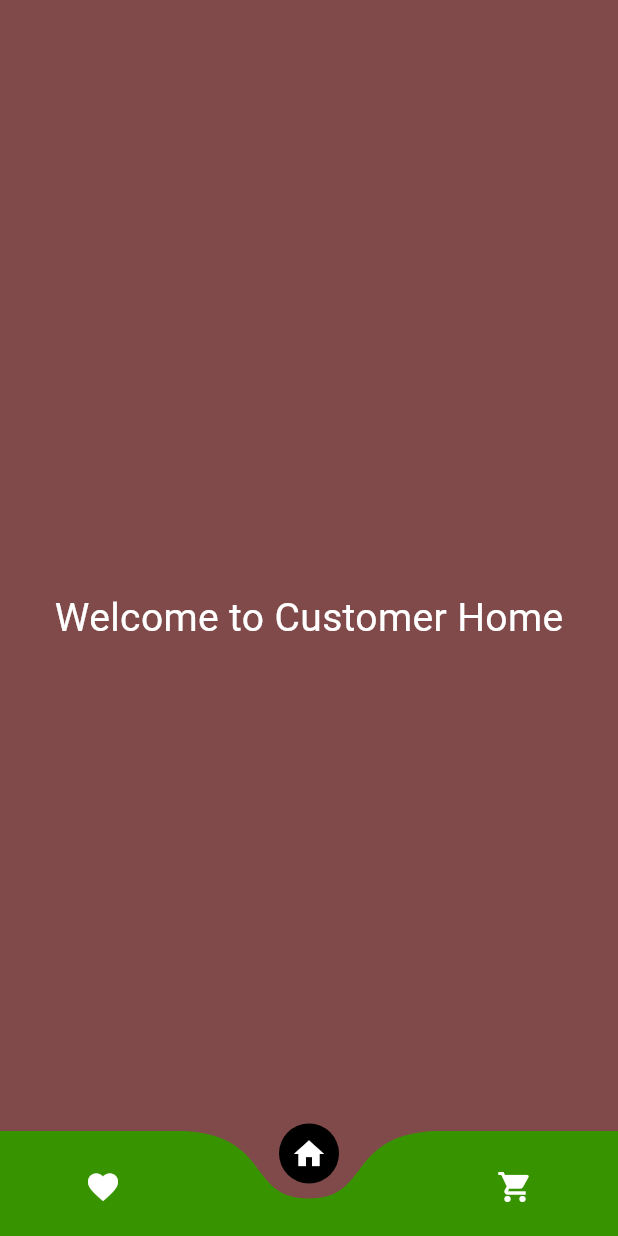
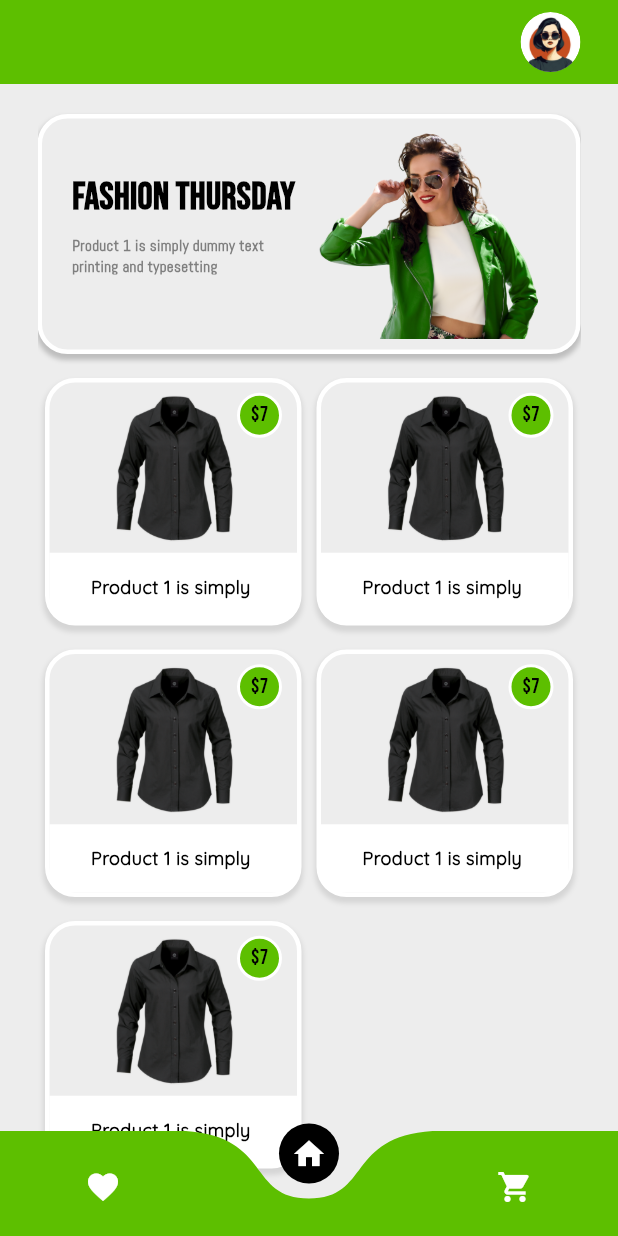
Before and after one commit to soiz11/smart-fiton, a Flutter app: the screen it shows after launch, on a phone screen of 412 x 824 dp. Run offline on Flutter 3.47's test engine with Material 3 defaults, Android fonts, the phone set to English and light mode, and no system bars; drawn by our look-alikes of curved_navigation_bar; our stand-ins replace cloud_firestore, firebase_auth, firebase_core, flutter_styled_toast, fluttertoast, hexcolor; accounts and stored records are empty.

Commit message:
customer home ui 90% over

```diff
--- a/lib/cus_bottomnavbar.dart
+++ b/lib/cus_bottomnavbar.dart
@@ -3,9 +3,11 @@
 import 'package:curved_navigation_bar/curved_navigation_bar.dart';
 import 'package:flutter/material.dart';
 import 'package:hexcolor/hexcolor.dart';
+import 'package:smart_fit_on/assets/colors/colors.dart';
 import 'package:smart_fit_on/views/cus_screens/cus_cart.dart';
 import 'package:smart_fit_on/views/cus_screens/cus_favorite.dart';
 import 'package:smart_fit_on/views/cus_screens/cus_home.dart';
+import 'package:smart_fit_on/controllers/form_validators.dart';
 
 //Color softGreen = HexColor("#379300");
 
@@ -31,7 +33,7 @@ class _CusBottomNavBarState extends State<CusBottomNavBar> {
         index: index,
         backgroundColor: Colors.transparent,
         buttonBackgroundColor: Colors.black,
-        color: HexColor("#379300"),
+        color: HexColor("#5DBF00"),
         items: const [
           Icon(Icons.favorite, color: Colors.white),
           Icon(Icons.home, color: Colors.white),
--- /dev/null
+++ b/lib/views/components/banner.dart
@@ -0,0 +1,105 @@
+import 'package:flutter/material.dart';
+import 'package:smart_fit_on/assets/colors/colors.dart';
+
+class CusBanner extends StatelessWidget {
+  const CusBanner({super.key});
+
+  @override
+  Widget build(BuildContext context) {
+    return Container(
+      margin: EdgeInsets.only(top: 20.0, bottom: 8.0),
+      padding: EdgeInsets.symmetric(vertical: 0, horizontal: 20),
+      height: 160,
+      decoration: BoxDecoration(
+        color: AppColors.bodyGrey,
+        border: Border.all(color: Colors.white, width: 3),
+        borderRadius: BorderRadius.circular(20),
+        boxShadow: [
+          BoxShadow(
+            color: Colors.grey.withOpacity(0.6),
+            spreadRadius: 1,
+            blurRadius: 2,
+            offset: const Offset(0, 3), // changes position of shadow
+          ),
+        ],
+      ),
+      child: Row(
+        children: [
+          Expanded(
+            flex: 2,
+            child: Container(
+              decoration: const BoxDecoration(
+                  //color: Colors.green,
+                  ),
+              child: Column(
+                children: [
+                  Expanded(
+                    flex: 1,
+                    child: Container(
+                      decoration: const BoxDecoration(
+                          // color: Color.fromARGB(255, 243, 114, 33),
+                          ),
+                      padding: EdgeInsets.only(top: 30.0),
+                      child: const Align(
+                        alignment: Alignment.centerLeft,
+                        child: // Adjust padding as needed
+                            Text(
+                          'FASHION THURSDAY',
+                          style: TextStyle(
+                            color: Colors.black,
+                            fontSize: 25,
+                            fontFamily: "main",
+                            fontWeight: FontWeight.bold,
+                          ),
+                        ),
+                      ),
+                    ),
+                  ),
+                  Expanded(
+                    flex: 1,
+                    child: Container(
+                      decoration: const BoxDecoration(
+                          // color: Color.fromARGB(255, 33, 243, 89),
+                          ),
+                      padding: EdgeInsets.only(bottom: 50.0),
+                      child: const Align(
+                        alignment: Alignment.centerLeft,
+                        child: // Adjust padding as needed
+                            Text(
+                          'Product 1 is simply dummy text  printing and typesetting ',
+                          style: TextStyle(
+                            color: AppColors.textGrey,
+                            fontSize: 10,
+                            fontFamily: "secondary",
+                            fontWeight: FontWeight.bold,
+                          ),
+                        ),
+                      ),
+                    ),
+                  ),
+                ],
+              ),
+            ),
+          ),
+          Expanded(
+            flex: 2,
+            child: Container(
+              decoration: BoxDecoration(
+                //color: Colors.blue,
+                borderRadius: BorderRadius.circular(20),
+              ),
+              child: Image.asset(
+                "lib/assets/images/poster_girl.png", // Replace with the actual asset path of your image
+                fit: BoxFit.fitHeight,
+                height: 140,
+                alignment: Alignment.bottomRight,
+
+                // Adjust the fit as needed
+              ),
+            ),
+          ),
+        ],
+      ),
+    );
+  }
+}
--- /dev/null
+++ b/lib/views/components/single_tile.dart
@@ -0,0 +1,113 @@
+import 'package:flutter/material.dart';
+import 'package:smart_fit_on/assets/colors/colors.dart';
+
+class SingleTile extends StatelessWidget {
+  const SingleTile({super.key});
+
+  @override
+  Widget build(BuildContext context) {
+    return Container(
+      margin: EdgeInsets.symmetric(vertical: 8.0, horizontal: 5),
+      padding: EdgeInsets.symmetric(vertical: 0, horizontal: 0),
+      height: 180,
+      decoration: BoxDecoration(
+        color: AppColors.bodyGrey,
+        border: Border.all(color: Colors.white, width: 3),
+        borderRadius: BorderRadius.circular(20),
+        boxShadow: [
+          BoxShadow(
+            color: Colors.grey.withOpacity(0.3),
+            spreadRadius: 1,
+            blurRadius: 2,
+            offset: const Offset(0, 3), // changes position of shadow
+          ),
+        ],
+      ),
+      child: Column(
+        children: [
+          Expanded(
+            flex: 5,
+            child: Container(
+              decoration: const BoxDecoration(
+                  // Your outer container decoration goes here
+                  ),
+              padding: EdgeInsets.symmetric(vertical: 3.0),
+              child: Align(
+                alignment: Alignment.center,
+                child: Row(
+                  children: [
+                    Expanded(
+                      flex: 7,
+                      child: Align(
+                        alignment: const Alignment(1.3, 0),
+                        child: Image.asset(
+                          "lib/assets/images/shirt.png",
+                          fit: BoxFit.fitHeight,
+                          height: 100,
+                        ),
+                      ),
+                    ),
+                    Expanded(
+                      flex: 2,
+                      child: Align(
+                        alignment: const Alignment(-2.0, -0.9),
+                        child: Container(
+                          width: 30,
+                          height: 30,
+                          decoration: BoxDecoration(
+                            borderRadius: BorderRadius.circular(15),
+                            color: AppColors.mainGreen,
+                            border: Border.all(
+                              color: Colors.white,
+                              width: 2.0,
+                            ),
+                          ),
+                          child: const Center(
+                            child: Text(
+                              '\$7',
+                              style: TextStyle(
+                                color: Colors.black,
+                                fontSize: 14,
+                                fontFamily: "main",
+                              ),
+                            ),
+                          ),
+                        ),
+                      ),
+                    ),
+                  ],
+                ),
+              ),
+            ),
+          ),
+          Expanded(
+            flex: 2,
+            child: Container(
+              width: double.infinity,
+              decoration: const BoxDecoration(
+                color: Colors.white,
+                borderRadius: BorderRadius.only(
+                  bottomLeft: Radius.circular(10),
+                  bottomRight: Radius.circular(10),
+                ),
+              ),
+              padding: EdgeInsets.symmetric(horizontal: 15.0),
+              child: Align(
+                alignment: Alignment.center,
+                child: Text(
+                  'Product 1 is simply ',
+                  style: TextStyle(
+                    color: Colors.black,
+                    fontSize: 12,
+                    fontFamily: "terinary",
+                    fontWeight: FontWeight.bold,
+                  ),
+                ),
+              ),
+            ),
+          ),
+        ],
+      ),
+    );
+  }
+}
--- a/lib/views/cus_screens/cus_home.dart
+++ b/lib/views/cus_screens/cus_home.dart
@@ -1,4 +1,9 @@
 import 'package:flutter/material.dart';
+import 'package:smart_fit_on/assets/colors/colors.dart';
+import 'package:smart_fit_on/views/components/custom_text_feild.dart';
+import 'package:smart_fit_on/views/components/banner.dart';
+import 'package:smart_fit_on/views/components/single_tile.dart';
+import 'package:smart_fit_on/views/components/single_tile.dart';
 
 class CusHome extends StatefulWidget {
   const CusHome({super.key});
@@ -7,17 +12,88 @@ class CusHome extends StatefulWidget {
   State<CusHome> createState() => _CusHomeState();
 }
 
+String search = '';
+
 class _CusHomeState extends State<CusHome> {
   @override
   Widget build(BuildContext context) {
-    return const Scaffold(
-      backgroundColor: Color.fromARGB(255, 129, 74, 74),
-      body: Center(
-        child: Text(
-          "Welcome to Customer Home",
-          style: TextStyle(
-              fontSize: 26, // Adjust the font size as needed
-              color: Colors.white),
+    return Scaffold(
+      backgroundColor: AppColors.bodyGrey,
+      appBar: AppBar(
+        backgroundColor: AppColors.mainGreen,
+        elevation: 0, // remove the shadow
+        actions: [
+          Container(
+            padding: const EdgeInsets.symmetric(horizontal: 25.0),
+            child: Row(
+              children: [
+                // TextField(
+                //   style: TextStyle(color: Colors.white),
+                //   decoration: InputDecoration(
+                //     filled: true,
+                //     fillColor: Color(0xffa8cf83),
+                //     border: OutlineInputBorder(
+                //       borderRadius: BorderRadius.circular(8.0),
+                //       borderSide: BorderSide.none,
+                //     ),
+                //     hintText: "Search",
+                //     suffixIcon: Icon(Icons.search, color: AppColors.mainGreen),
+                //   ),
+                // ),
+                const SizedBox(width: 8.0),
+                GestureDetector(
+                  onTap: () {
+                    // Handle click on the avatar
+                    print('Avatar clicked');
+                  },
+                  child: ClipOval(
+                    child: CircleAvatar(
+                      backgroundColor: Colors.white,
+                      radius: 20,
+                      child: Image.asset(
+                        'lib/assets/images/girl.png',
+                        // Replace with the correct image asset path
+                        width: 44, // Adjust the width as needed
+                        height: 44, // Adjust the height as needed
+                      ),
+                    ),
+                  ),
+                ),
+              ],
+            ),
+          ),
+        ],
+      ),
+      body: Padding(
+        padding: EdgeInsets.symmetric(vertical: 0.0, horizontal: 25),
+        child: Align(
+          alignment: Alignment.topCenter,
+          child: SingleChildScrollView(
+            physics: BouncingScrollPhysics(),
+            child: Column(
+              crossAxisAlignment: CrossAxisAlignment.center,
+              children: [
+                const CusBanner(),
+                GridView.count(
+                  crossAxisCount: 2,
+                  shrinkWrap: true, // Add shrinkWrap: true to GridView
+                  physics:
+                      const NeverScrollableScrollPhysics(), // Disable GridView scrolling
+                  children: const [
+                    // Your GridView items go here
+                    // For example, you can use SingleTile() widgets here
+                    SingleTile(),
+                    SingleTile(),
+                    SingleTile(),
+                    SingleTile(),
+                    SingleTile(),
+
+                    // Add more DualTile widgets as needed
+                  ],
+                ),
+              ],
+            ),
+          ),
         ),
       ),
     );
```
Also changed, not shown: pubspec.yaml (+4 -8 lines), lib/assets/fonts/Quicksand-Regular.ttf (added), lib/assets/images/girl.png (added), lib/assets/images/poster_girl.png (added).
